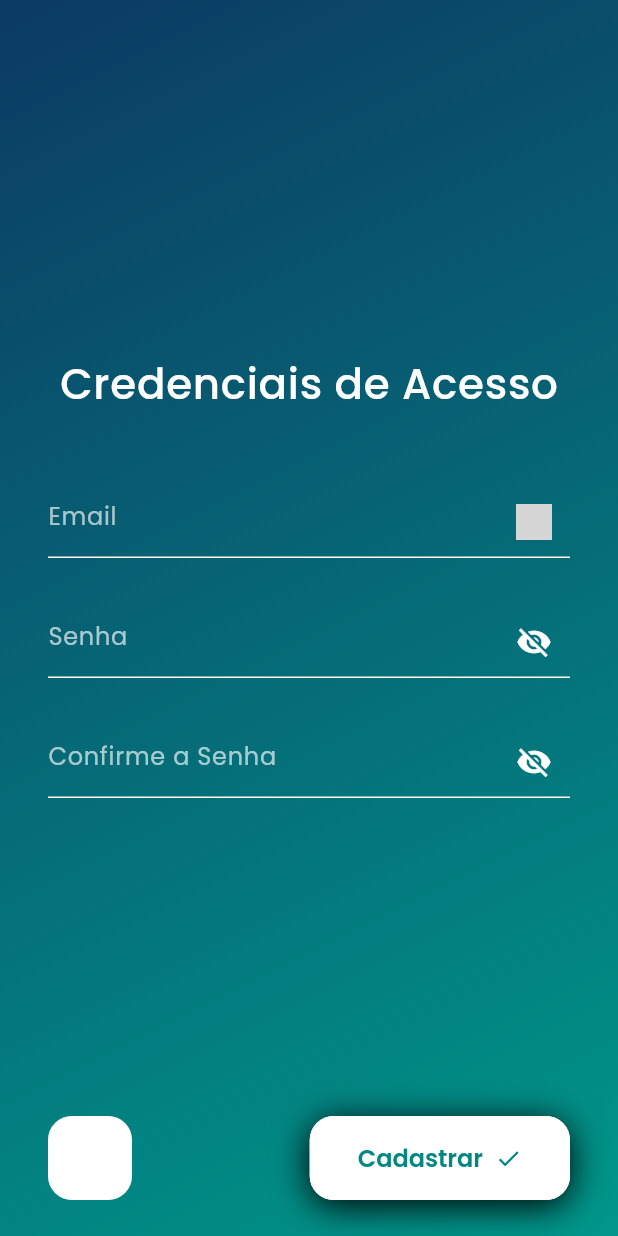
After one commit to maltezzzz/app_ecocyclo, a Flutter app: the CredentialsScreen screen opened by its route, on a phone screen of 412 x 824 dp. The commit adds this screen. Run offline on Flutter 3.47's test engine with Material 3 defaults, Android fonts, the light colour scheme and no system bars; our stand-ins replace flutter_svg, google_fonts, logger; grey boxes are pictures that could not be loaded.

Commit message:
feat:register_screens

```diff
--- /dev/null
+++ b/ecocyclo_app/lib/screens/cadastro/credentials_screen.dart
@@ -0,0 +1,182 @@
+import 'package:flutter/material.dart';
+import 'package:google_fonts/google_fonts.dart';
+import 'package:ecocyclo_app/theme/app_colors.dart';
+import '../../widgets/login_textfield.dart';
+import '../../widgets/cadastro/cadastro_back_button.dart';
+import '../../widgets/cadastro/cadastro_next_button.dart';
+
+class CredentialsScreen extends StatefulWidget {
+  const CredentialsScreen({super.key});
+
+  @override
+  State<CredentialsScreen> createState() => _CredentialsScreenState();
+}
+
+class _CredentialsScreenState extends State<CredentialsScreen> {
+  final _formKey = GlobalKey<FormState>();
+  final TextEditingController _emailController = TextEditingController();
+  final TextEditingController _passwordController = TextEditingController();
+  final TextEditingController _confirmPasswordController = TextEditingController();
+
+  bool _passwordVisible = false;
+  bool _confirmPasswordVisible = false;
+
+  @override
+  void dispose() {
+    _emailController.dispose();
+    _passwordController.dispose();
+    _confirmPasswordController.dispose();
+    super.dispose();
+  }
+
+  @override
+  Widget build(BuildContext context) {
+    return Scaffold(
+      body: Container(
+        decoration: const BoxDecoration(
+          gradient: LinearGradient(
+            begin: Alignment.topLeft,
+            end: Alignment.bottomRight,
+            colors: [
+              AppColors.gradientLeft,
+              AppColors.gradientRight,
+            ],
+          ),
+        ),
+        child: SafeArea(
+          child: Padding(
+            padding: const EdgeInsets.symmetric(horizontal: 32.0, vertical: 24.0),
+            child: Column(
+              mainAxisAlignment: MainAxisAlignment.spaceBetween,
+              children: [
+                Expanded(
+                  child: Center(
+                    child: Form(
+                      key: _formKey,
+                      child: Column(
+                        mainAxisSize: MainAxisSize.min,
+                        children: [
+                          Padding(
+                            padding: const EdgeInsets.only(bottom: 48.0),
+                            child: Text(
+                              'Credenciais de Acesso',
+                              style: GoogleFonts.poppins(
+                                fontSize: 28,
+                                fontWeight: FontWeight.w500,
+                                color: Colors.white,
+                                letterSpacing: 0.5,
+                              ),
+                            ),
+                          ),
+                          LoginTextField(
+                            hintText: 'Email',
+                            iconPath: 'assets/icons/email.svg',
+                            controller: _emailController,
+                            validator: (value) {
+                              if (value == null || value.isEmpty) return 'Email obrigatório';
+                              if (!RegExp(r'^[^@]+@[^@]+\.[^@]+').hasMatch(value)) return 'Email inválido';
+                              return null;
+                            },
+                          ),
+                          const SizedBox(height: 32),
+                          LoginTextField(
+                            hintText: 'Senha',
+                            iconPath: 'assets/icons/password.svg',
+                            obscureText: true,
+                            passwordVisible: _passwordVisible,
+                            onToggle: () => setState(() => _passwordVisible = !_passwordVisible),
+                            controller: _passwordController,
+                            validator: (value) {
+                              if (value == null || value.isEmpty) return 'Senha obrigatória';
+                              if (value.length < 6) return 'Senha muito curta';
+                              return null;
+                            },
+                          ),
+                          const SizedBox(height: 32),
+                          LoginTextField(
+                            hintText: 'Confirme a Senha',
+                            iconPath: 'assets/icons/password.svg',
+                            obscureText: true,
+                            passwordVisible: _confirmPasswordVisible,
+                            onToggle: () => setState(() => _confirmPasswordVisible = !_confirmPasswordVisible),
+                            controller: _confirmPasswordController,
+                            validator: (value) {
+                              if (value != _passwordController.text) return 'Senhas não conferem';
+                              return null;
+                            },
+                          ),
+                        ],
+                      ),
+                    ),
+                  ),
+                ),
+                Row(
+                  mainAxisAlignment: MainAxisAlignment.spaceBetween,
+                  children: [
+                    CadastroBackButton(
+                      onPressed: () => Navigator.of(context).pop(),
+                    ),
+                    CadastroNextButton(
+                      text: "Cadastrar",
+                      isFinal: true,
+                      onPressed: () {
+                        if (_formKey.currentState!.validate()) {
+                          final snackBar = SnackBar(
+                            behavior: SnackBarBehavior.floating,
+                            backgroundColor: Colors.transparent,
+                            elevation: 0,
+                            duration: const Duration(seconds: 2),
+                            content: Container(
+                              padding: const EdgeInsets.symmetric(horizontal: 16, vertical: 14),
+                              decoration: BoxDecoration(
+                                gradient: const LinearGradient(
+                                  colors: [AppColors.gradientLeft, AppColors.gradientRight],
+                                  begin: Alignment.topLeft,
+                                  end: Alignment.bottomRight,
+                                ),
+                                borderRadius: BorderRadius.circular(16),
+                                boxShadow: [
+                                  BoxShadow(
+                                    color: Colors.black.withValues(alpha: 26),
+                                    blurRadius: 10,
+                                    offset: const Offset(0, 9),
+                                  ),
+                                ],
+                              ),
+                              child: Row(
+                                children: [
+                                  const Icon(Icons.check_circle, color: Colors.white, size: 28),
+                                  const SizedBox(width: 12),
+                                  Expanded(
+                                    child: Text(
+                                      'Cadastro realizado com sucesso!',
+                                      style: GoogleFonts.poppins(
+                                        fontSize: 16,
+                                        fontWeight: FontWeight.w500,
+                                        color: Colors.white,
+                                      ),
+                                    ),
+                                  ),
+                                ],
+                              ),
+                            ),
+                          );
+
+                          ScaffoldMessenger.of(context).showSnackBar(snackBar);
+
+                          Future.delayed(const Duration(seconds: 2), () {
+                            Navigator.pushReplacementNamed(context, '/login');
+                          });
+                        }
+                      },
+                    ),
+                  ],
+                ),
+              ],
+            ),
+          ),
+        ),
+      ),
+    );
+  }
+}
--- /dev/null
+++ b/ecocyclo_app/lib/widgets/cadastro/cadastro_back_button.dart
@@ -0,0 +1,32 @@
+import 'package:flutter/material.dart';
+
+class CadastroBackButton extends StatelessWidget {
+  final VoidCallback onPressed;
+
+  const CadastroBackButton({super.key, required this.onPressed});
+
+  @override
+  Widget build(BuildContext context) {
+    return Container(
+      width: 56,
+      height: 56,
+      decoration: BoxDecoration(
+        color: Colors.white.withValues(alpha: 220),
+        borderRadius: BorderRadius.circular(16),
+        border: Border.all(
+          color: Colors.white.withValues(alpha: 0.3),
+          width: 1.5,
+        ),
+      ),
+      child: IconButton(
+        padding: EdgeInsets.zero,
+        onPressed: onPressed,
+        icon: const Icon(
+          Icons.arrow_back_ios_new,
+          color: Colors.white,
+          size: 20,
+        ),
+      ),
+    );
+  }
+}
--- /dev/null
+++ b/ecocyclo_app/lib/widgets/cadastro/cadastro_next_button.dart
@@ -0,0 +1,67 @@
+import 'package:flutter/material.dart';
+import 'package:google_fonts/google_fonts.dart';
+import '../../theme/app_colors.dart';
+
+class CadastroNextButton extends StatelessWidget {
+  final String text;
+  final VoidCallback onPressed;
+  final IconData icon;
+  final bool isFinal; // Se for o último passo, muda o ícone/texto
+
+  const CadastroNextButton({
+    super.key,
+    required this.text,
+    required this.onPressed,
+    this.icon = Icons.arrow_forward_ios,
+    this.isFinal = false,
+  });
+
+  @override
+  Widget build(BuildContext context) {
+    return Container(
+      height: 56,
+      decoration: BoxDecoration(
+        color: Colors.white,
+        borderRadius: BorderRadius.circular(16),
+        boxShadow: [
+          BoxShadow(
+            color: Colors.black.withValues(alpha:20),
+            blurRadius: 20,
+            offset: const Offset(0, 4),
+          ),
+        ],
+      ),
+      child: ElevatedButton(
+        onPressed: onPressed,
+        style: ElevatedButton.styleFrom(
+          backgroundColor: Colors.white,
+          foregroundColor: AppColors.secondary,
+          elevation: 0,
+          padding: const EdgeInsets.symmetric(horizontal: 32),
+          shape: RoundedRectangleBorder(
+            borderRadius: BorderRadius.circular(16),
+          ),
+        ),
+        child: Row(
+          mainAxisSize: MainAxisSize.min,
+          children: [
+            Text(
+              text,
+              style: GoogleFonts.poppins(
+                fontSize: 16,
+                fontWeight: FontWeight.w600,
+                color: AppColors.secondary,
+              ),
+            ),
+            const SizedBox(width: 8),
+            Icon(
+              isFinal ? Icons.check : icon,
+              size: 18,
+              color: AppColors.secondary,
+            ),
+          ],
+        ),
+      ),
+    );
+  }
+}
--- a/ecocyclo_app/lib/widgets/login_textfield.dart
+++ b/ecocyclo_app/lib/widgets/login_textfield.dart
@@ -7,6 +7,10 @@ class LoginTextField extends StatelessWidget {
   final String iconPath;
   final bool obscureText;
   final double? width;
+  final bool? passwordVisible;
+  final VoidCallback? onToggle;
+  final TextEditingController? controller;
+  final String? Function(String?)? validator;
 
   const LoginTextField({
     super.key,
@@ -14,6 +18,10 @@ class LoginTextField extends StatelessWidget {
     required this.iconPath,
     this.obscureText = false,
     this.width,
+    this.passwordVisible,
+    this.onToggle,
+    this.controller,
+    this.validator,
   });
 
   @override
@@ -21,7 +29,9 @@ class LoginTextField extends StatelessWidget {
     return SizedBox(
       width: width ?? double.infinity,
       child: TextFormField(
-        obscureText: obscureText,
+        controller: controller,
+        validator: validator,
+        obscureText: obscureText && (passwordVisible != null ? !passwordVisible! : true),
         style: const TextStyle(color: Color.fromARGB(136, 255, 255, 255)),
         decoration: InputDecoration(
           hintText: hintText,
@@ -32,7 +42,15 @@ class LoginTextField extends StatelessWidget {
           focusedBorder: const UnderlineInputBorder(
             borderSide: BorderSide(color: AppColors.white, width: 2.0),
           ),
-          suffixIcon: Padding(
+          suffixIcon: obscureText
+              ? IconButton(
+                  onPressed: onToggle,
+                  icon: Icon(
+                    passwordVisible! ? Icons.visibility : Icons.visibility_off,
+                    color: AppColors.white,
+                  ),
+                )
+              : Padding(
                   padding: const EdgeInsets.all(12.0),
                   child: SvgPicture.asset(
                     iconPath,
```
Also changed, not shown: ecocyclo_app/lib/main.dart (+7 -0 lines), ecocyclo_app/lib/screens/cadastro/company_screen.dart (added, +120 -0 lines), ecocyclo_app/lib/screens/cadastro/location_screen.dart (added, +143 -0 lines), ecocyclo_app/lib/screens/login.dart (+48 -9 lines), ecocyclo_app/pubspec.yaml (+7 -0 lines), ecocyclo_app/assets/Recycling_girl.png (added), ecocyclo_app/assets/company.png (added), ecocyclo_app/assets/credentials.png (added), ecocyclo_app/assets/location.png (added), ecocyclo_app/assets/recycling.svg (added), ecocyclo_app/pubspec.lock. Lines whose indentation alone changed are shown as unchanged.
